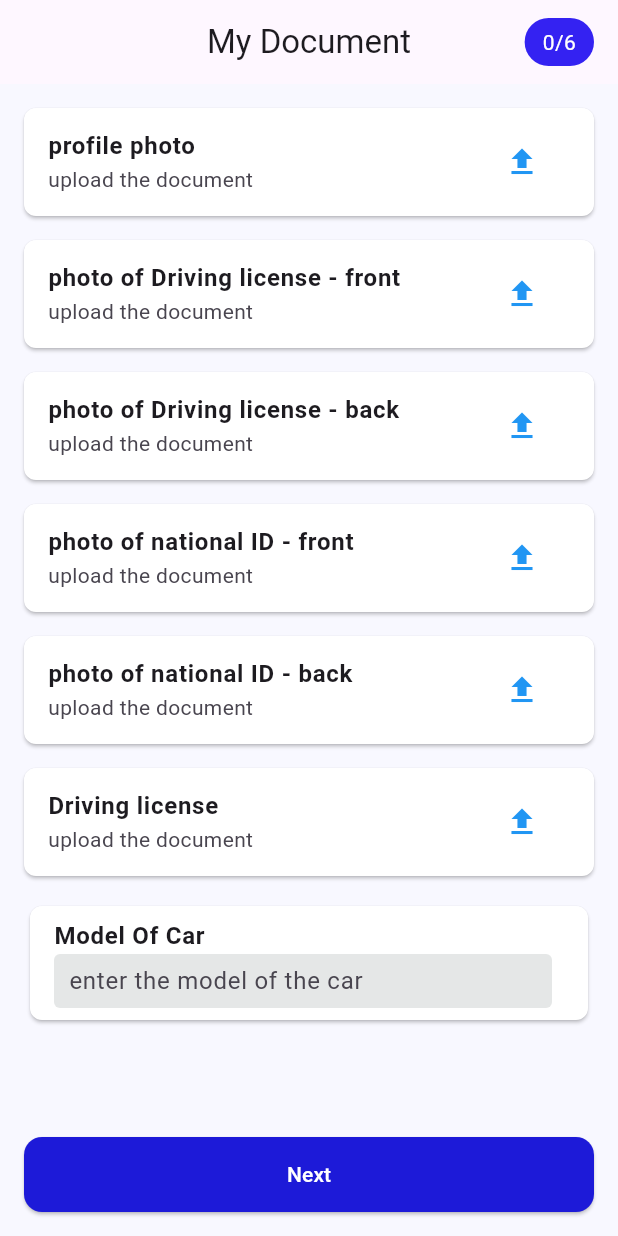
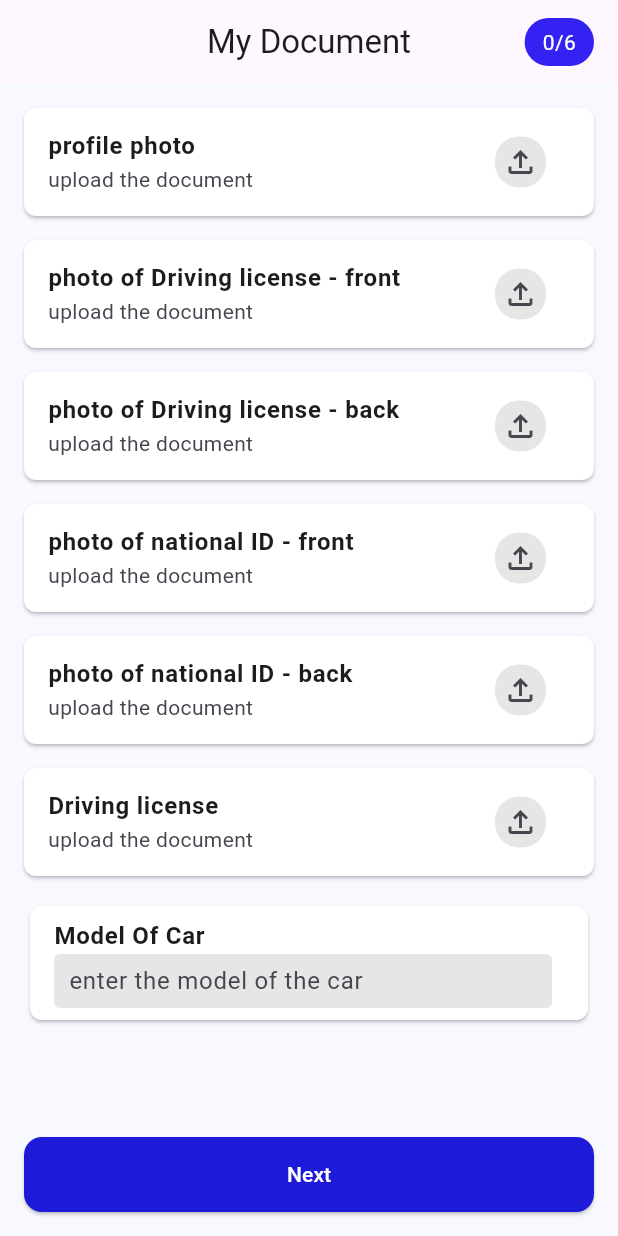
Before and after one commit to MeDoRa0/my_taxi, a Flutter app: the screen it shows after launch, on a phone screen of 412 x 824 dp. Run offline on Flutter 3.47's test engine with Material 3 defaults, Android fonts, the phone set to English and light mode, and no system bars; our stand-ins replace image_picker.

Commit message:
work on UI - icons

```diff
--- a/lib/widgets/document_item.dart
+++ b/lib/widgets/document_item.dart
@@ -63,10 +63,18 @@ class _DocumentItemState extends State<DocumentItem> {
 
             await localImagePicker(context);
           },
-          icon: Icon(
-            isUploaded ? Icons.check_circle : Icons.upload,
-            color: Colors.blue,
-          ),
+          icon: isUploaded
+              ? const Icon(
+                  Icons.check_circle_rounded,
+                  color: Color(0xFF3422F2),
+                  size: 35,
+                )
+              : Container(
+                  padding: EdgeInsets.all(5),
+                  decoration: BoxDecoration(
+                      borderRadius: BorderRadius.circular(16),
+                      color: const Color(0xffE5E7E7)),
+                  child: const Icon(Icons.file_upload_outlined)),
         ),
       ),
     );
--- a/pubspec.yaml
+++ b/pubspec.yaml
@@ -31,6 +31,7 @@ dependencies:
   cupertino_icons: ^1.0.8
   flutter:
     sdk: flutter
+  font_awesome_flutter: ^10.8.0
   image_picker: ^1.1.2
   provider: ^6.1.2
 
```
Also changed, not shown: pubspec.lock.
